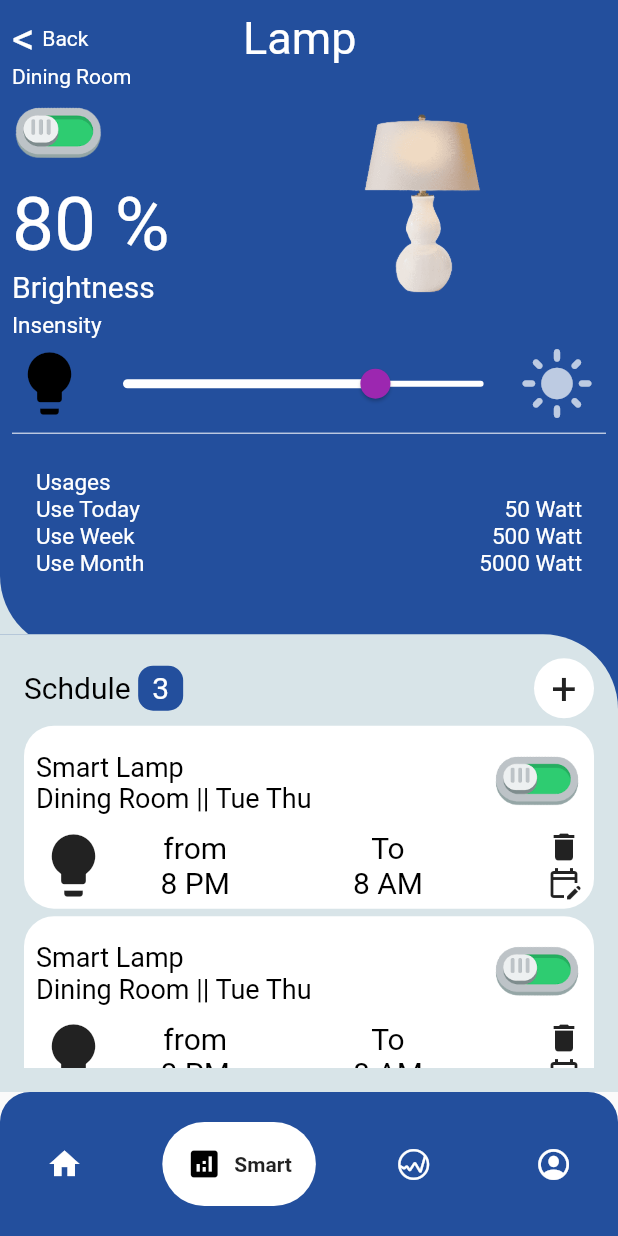
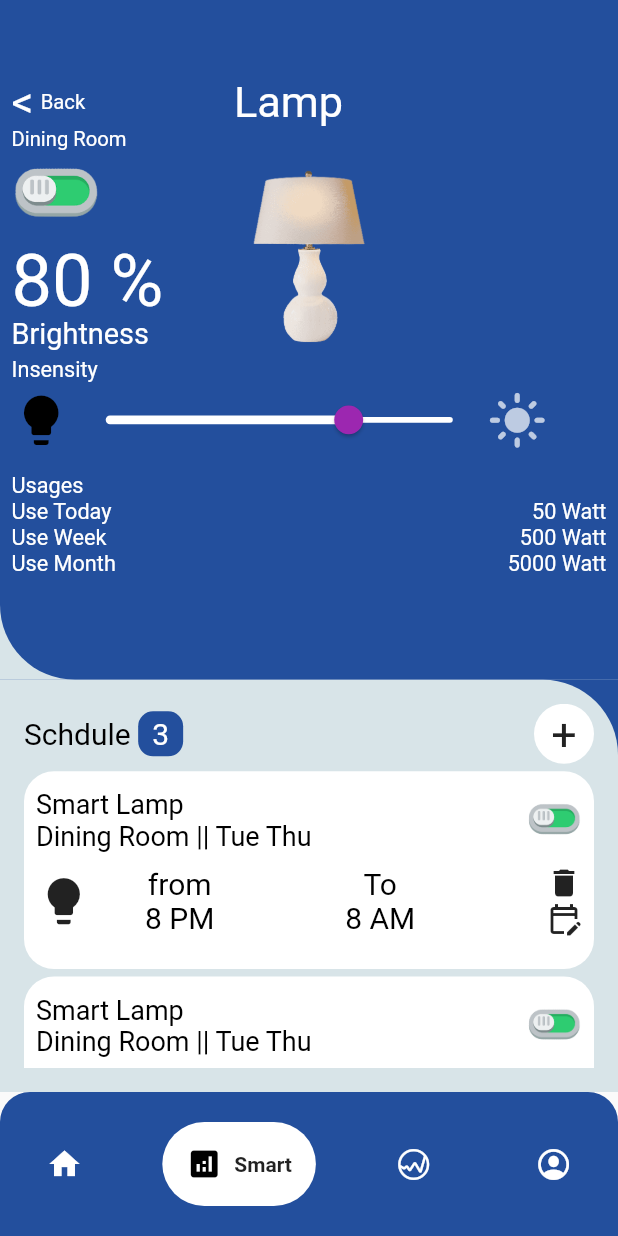
Before and after one commit to Mahibulhassan/Innova_Infosys, a Flutter app: the screen it shows after launch, item 2 of the bottom bar chosen, on a phone screen of 412 x 824 dp. Run offline on Flutter 3.47's test engine with Material 2 defaults, Android fonts, the phone set to English and light mode, and no system bars; drawn by our look-alikes of google_nav_bar; our stand-ins replace fl_chart; missing offline and left inert: dart:ffi.

Commit message:
Lamp Page Dinamic Done

```diff
--- a/Smar Home Management/smart_home_management/lib/Screens/LampPage.dart
+++ b/Smar Home Management/smart_home_management/lib/Screens/LampPage.dart
@@ -18,29 +18,26 @@ class _LampPageState extends State<LampPage> {
   Widget build(BuildContext context) {
     var size = MediaQuery.of(context).size;
     return Scaffold(
-      body: Container(
-        height: size.height,
-        width: size.width,
+      body: Center(
         child: Stack(
           children: [
-            Stack(
+            Column(
               children: [
                 Container(
-                  height: size.height/1.9,
-                  width: size.width,
                   decoration: BoxDecoration(
                     color: AppColors.shasow_bluw,
                   ),
-                ),
-                Container(
-                    height: size.height / 1.9,
-                    width: size.width,
+                  child: Container(
+                    height:size.height*0.55 ,
                     decoration: BoxDecoration(
                       color: AppColors.main_colour,
                       borderRadius: BorderRadius.only(bottomLeft: Radius.circular(50)),
                     ),
+                    child: FittedBox(
                       child: SafeArea(
-                        child:Padding(
+                        child: Column(
+                          children: [
+                            Padding(
                               padding: const EdgeInsets.all(8.0),
                               child: Column(
                                 crossAxisAlignment: CrossAxisAlignment.start,
@@ -65,11 +62,13 @@ class _LampPageState extends State<LampPage> {
                                           showText("Dining Room", 14, Colors.white),
                                           Container(
                                             width: size.width*0.15,
+                                            height: size.width*0.15,
                                             child: Image(
                                                 image: AssetImage("assets/switch.png")),
                                           ),
                                           Container(
                                             width: size.width*0.30,
+                                            height: size.width*0.13,
                                             child: showText("80 %", 50, Colors.white),
                                           ),
                                           showText("Brightness", 20, Colors.white),
@@ -89,8 +88,8 @@ class _LampPageState extends State<LampPage> {
                                   Row(
                                     children: [
                                       Container(
-                                    height: 50,
-                                    width: 50,
+                                        height: size.height*0.05,
+                                        width: size.width*0.1,
                                         child: FittedBox(
                                           child: Icon(
                                             Icons.lightbulb,color: Colors.black,),
@@ -108,8 +107,8 @@ class _LampPageState extends State<LampPage> {
                                           inactiveColor: Colors.white,),
                                       ),
                                       Container(
-                                    height: 50,
-                                    width: 50,
+                                        height: size.height*0.05,
+                                        width: size.width*0.1,
                                         child: FittedBox(
                                           child: Icon(
                                             Icons.light_mode,color: Colors.white70,),
@@ -118,28 +117,26 @@ class _LampPageState extends State<LampPage> {
                                     ],
                                   ),
                                   Divider(color: Colors.white,),
-                              LampMiddleView(),
+                                  LampMiddleView(size),
 
                                 ],
                               ),
-                        )
-                    )
                             ),
-                Align(
-                  alignment: Alignment.bottomCenter,
-                  child: Container(
-                    width: size.width,
-                    height: size.height/ 2.7,
-                    decoration: BoxDecoration(
-                        color: AppColors.main_colour
+
+                          ],
                         ),
                       ),
                     ),
-                Align(
-                  alignment: Alignment.bottomCenter,
+                  ),
+                ),
+                Expanded(
                   child: Container(
-                    width: size.width,
-                    height: size.height/ 2.7,
+                    decoration: BoxDecoration(
+                      color: AppColors.main_colour,
+                      borderRadius: BorderRadius.only(bottomLeft: Radius.circular(50)),
+                    ),
+                    child: Container(
+                      height:size.height*0.49 ,
                       decoration: BoxDecoration(
                         color: AppColors.shasow_bluw,
                         borderRadius: BorderRadius.only(topRight: Radius.circular(50)),
@@ -188,8 +185,10 @@ class _LampPageState extends State<LampPage> {
                       ),
                     ),
                   ),
+                ),
               ],
-            )
+            ),
+
           ],
         ),
       ),
--- a/Smar Home Management/smart_home_management/lib/widgets/LampPageWidgets/AllWidgets.dart
+++ b/Smar Home Management/smart_home_management/lib/widgets/LampPageWidgets/AllWidgets.dart
@@ -2,11 +2,11 @@ import 'package:flutter/material.dart';
 import 'package:flutter/cupertino.dart';
 
 
-Widget LampMiddleView(){
+Widget LampMiddleView(Size size){
 
-  return Padding(
-    padding: const EdgeInsets.all(16.0),
-    child: Container(
+  return Container(
+    height: size.height*0.11,
+    width: size.width,
     child:  Column(
       crossAxisAlignment: CrossAxisAlignment.start,
       children: [
@@ -34,14 +34,13 @@ Widget LampMiddleView(){
         ),
       ],
     ),
-    ),
   );
 }
 
-Widget LampLowerView(var size,String heading,String subtext, String icon,String stime,String etime){
+Widget LampLowerView(Size size,String heading,String subtext, String icon,String stime,String etime){
   return Container(
     width: size.width,
-    height: size.height*0.148,
+    height: size.height*0.16,
     decoration: BoxDecoration(
         color: Colors.white,
         borderRadius: BorderRadius.all(Radius.circular(20))
@@ -60,8 +59,8 @@ Widget LampLowerView(var size,String heading,String subtext, String icon,String
                   Text(subtext,style: TextStyle(fontSize: 18,color: Colors.black),),
                 ],),
               Container(
-                height: 60,
-                width: 60,
+                height: size.height*0.06,
+                width: size.width*0.09,
                 child: Image(
                     image: AssetImage(icon)),
               )
@@ -70,8 +69,8 @@ Widget LampLowerView(var size,String heading,String subtext, String icon,String
             mainAxisAlignment: MainAxisAlignment.spaceBetween,
             children: [
               Container(
-                  height: 50,
-                  width: 50,
+                  height: size.height*0.07,
+                  width: size.width*0.09,
                   child: FittedBox(child: Icon(Icons.lightbulb))),
               Column(
                 children: [
```
Lines whose indentation alone changed are shown as unchanged.
